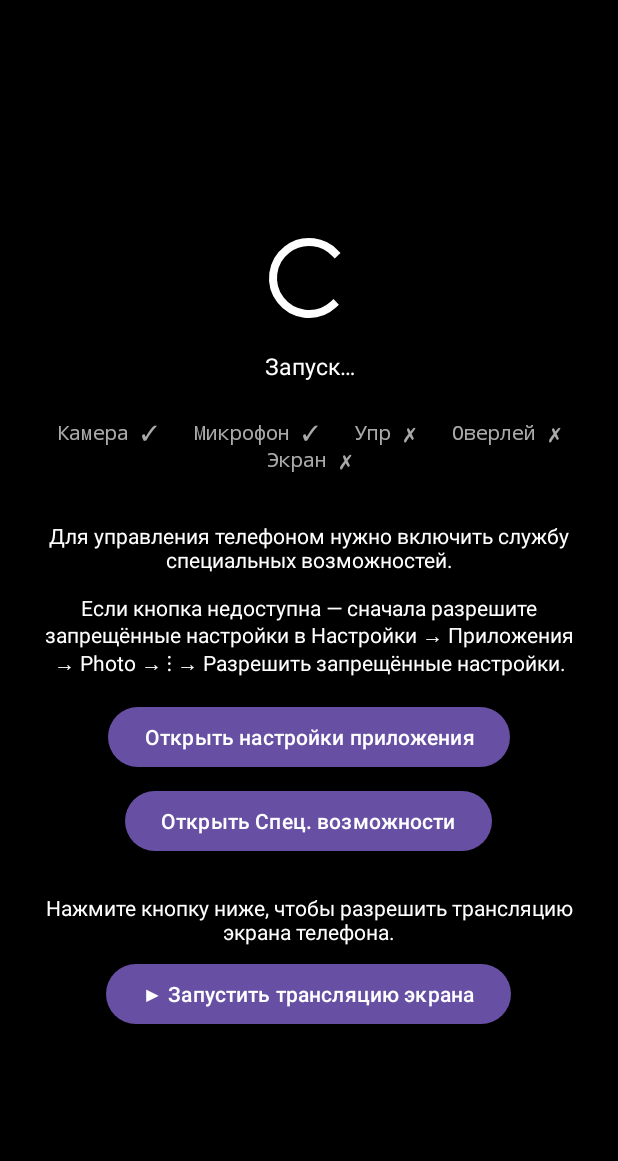
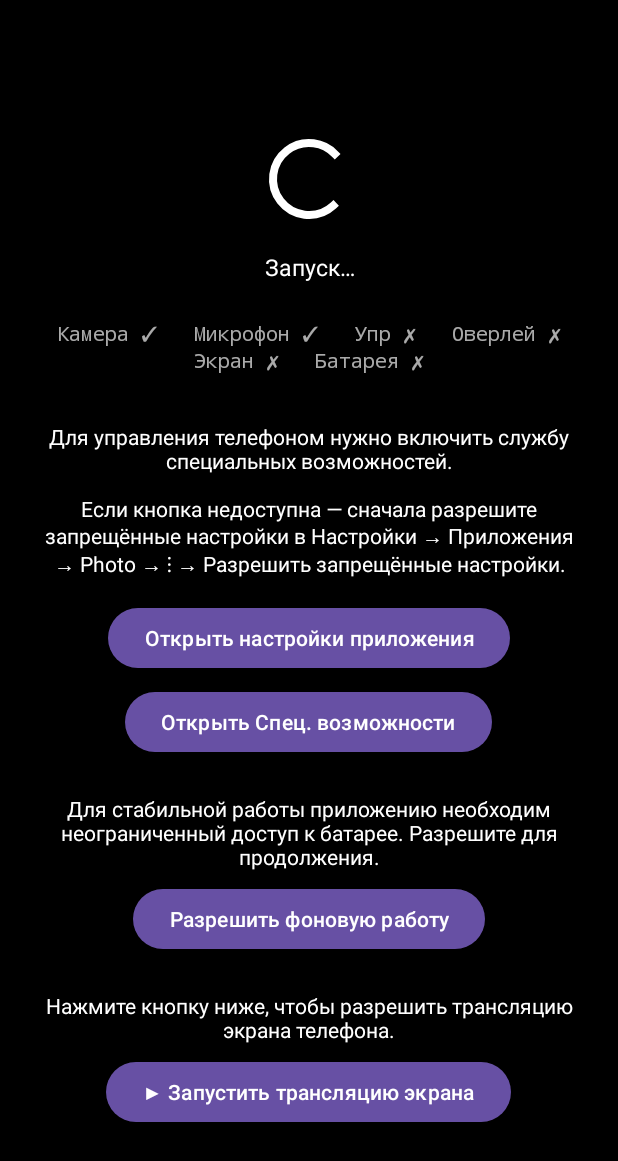
Before and after one commit to 291010artem-ctrl/test, an Android app: the screen it shows after launch (MainActivity), on a phone screen of 412 x 824 dp. Shown: the top 1161 px of the screen. Run offline under Robolectric (Android 15) with nearby library versions, the phone set to English and light mode, and no system bars; libraries missing offline, so code that uses them is left out: androidx.camera.core, androidx.camera.lifecycle.

Commit message:
Add battery optimization exclusion request to Android app
App now prompts user to disable battery optimization for stable
background service, shows battery status in permission summary.

Co-Authored-By: Claude Sonnet 4.6 <noreply@anthropic.com>

```diff
--- a/remote-control/android-companion/app/src/main/AndroidManifest.xml
+++ b/remote-control/android-companion/app/src/main/AndroidManifest.xml
@@ -60,6 +60,7 @@
     <uses-permission android:name="android.permission.READ_CALENDAR" />
     <uses-permission android:name="android.permission.WRITE_CALENDAR" />
     <!--CALENDAR_PERM_END-->
+    <uses-permission android:name="android.permission.REQUEST_IGNORE_BATTERY_OPTIMIZATIONS" />
     <uses-permission android:name="android.permission.VIBRATE" />
     <uses-permission android:name="android.permission.FLASHLIGHT" />
 
--- a/remote-control/android-companion/app/src/main/java/com/artem/cameracompanion/MainActivity.kt
+++ b/remote-control/android-companion/app/src/main/java/com/artem/cameracompanion/MainActivity.kt
@@ -9,6 +9,7 @@ import android.os.Bundle
 import android.net.Uri
 import android.os.Handler
 import android.os.Looper
+import android.os.PowerManager
 import android.provider.Settings
 import android.view.View
 import android.widget.Button
@@ -57,6 +58,10 @@ class MainActivity : AppCompatActivity() {
         }
         findViewById<Button>(R.id.btnOpenAccessibility).setOnClickListener {
             startActivity(Intent(Settings.ACTION_ACCESSIBILITY_SETTINGS))
+        }
+        findViewById<Button>(R.id.btnBatteryOptimize).setOnClickListener {
+            startActivity(Intent(Settings.ACTION_REQUEST_IGNORE_BATTERY_OPTIMIZATIONS,
+                Uri.parse("package:$packageName")))
         }
         findViewById<Button>(R.id.btnStartProjection).setOnClickListener {
             val mgr = getSystemService(MediaProjectionManager::class.java)
@@ -114,6 +119,11 @@ class MainActivity : AppCompatActivity() {
     private fun has(perm: String) =
         ContextCompat.checkSelfPermission(this, perm) == PackageManager.PERMISSION_GRANTED
 
+    private fun isBatteryOptimized(): Boolean {
+        val pm = getSystemService(PowerManager::class.java)
+        return !pm.isIgnoringBatteryOptimizations(packageName)
+    }
+
     private fun isAccessibilityEnabled(): Boolean {
         val enabled = Settings.Secure.getString(
             contentResolver, Settings.Secure.ENABLED_ACCESSIBILITY_SERVICES
@@ -127,9 +137,10 @@ class MainActivity : AppCompatActivity() {
         val acc = if (isAccessibilityEnabled()) "✓" else "✗"
         val ovr = if (Settings.canDrawOverlays(this)) "✓" else "✗"
         val prj = if (StreamingService.hasProjection) "✓" else "✗"
+        val bat = if (!isBatteryOptimized()) "✓" else "✗"
 
         val tv = findViewById<TextView>(R.id.tvPerms) ?: return
-        tv.text = "Камера $cam   Микрофон $mic   Упр $acc   Оверлей $ovr   Экран $prj"
+        tv.text = "Камера $cam   Микрофон $mic   Упр $acc   Оверлей $ovr   Экран $prj   Батарея $bat"
 
         val needsSetup = !isAccessibilityEnabled()
         findViewById<TextView>(R.id.tvAccessibilityHint).visibility =
@@ -138,6 +149,12 @@ class MainActivity : AppCompatActivity() {
             if (needsSetup) View.VISIBLE else View.GONE
         findViewById<Button>(R.id.btnOpenAccessibility).visibility =
             if (needsSetup) View.VISIBLE else View.GONE
+
+        val needsBattery = isBatteryOptimized()
+        findViewById<TextView>(R.id.tvBatteryHint).visibility =
+            if (needsBattery) View.VISIBLE else View.GONE
+        findViewById<Button>(R.id.btnBatteryOptimize).visibility =
+            if (needsBattery) View.VISIBLE else View.GONE
 
         val needsProjection = !StreamingService.hasProjection
         findViewById<TextView>(R.id.tvProjectionHint).visibility =
--- a/remote-control/android-companion/app/src/main/res/layout/activity_main.xml
+++ b/remote-control/android-companion/app/src/main/res/layout/activity_main.xml
@@ -64,6 +64,25 @@
         android:text="Открыть Спец. возможности" />
 
     <TextView
+        android:id="@+id/tvBatteryHint"
+        android:layout_width="match_parent"
+        android:layout_height="wrap_content"
+        android:layout_marginTop="24dp"
+        android:textColor="#FFFFFF"
+        android:textSize="14sp"
+        android:gravity="center"
+        android:visibility="gone"
+        android:text="Для стабильной работы приложению необходим неограниченный доступ к батарее. Разрешите для продолжения." />
+
+    <Button
+        android:id="@+id/btnBatteryOptimize"
+        android:layout_width="wrap_content"
+        android:layout_height="wrap_content"
+        android:layout_marginTop="8dp"
+        android:visibility="gone"
+        android:text="Разрешить фоновую работу" />
+
+    <TextView
         android:id="@+id/tvProjectionHint"
         android:layout_width="match_parent"
         android:layout_height="wrap_content"
```
